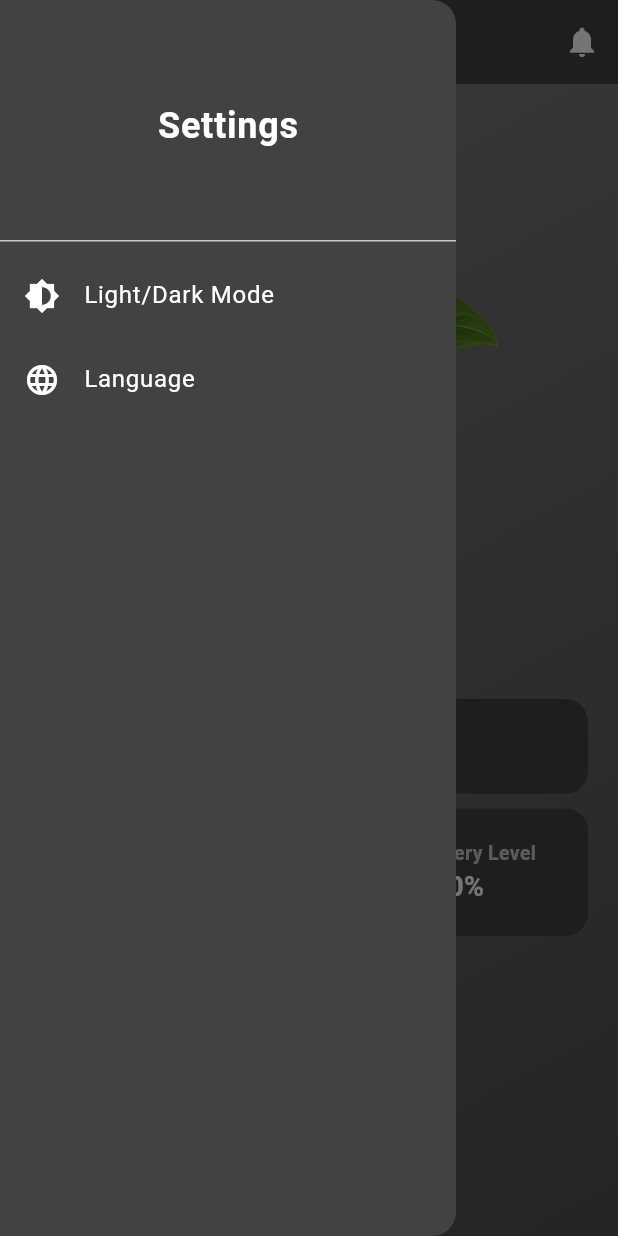
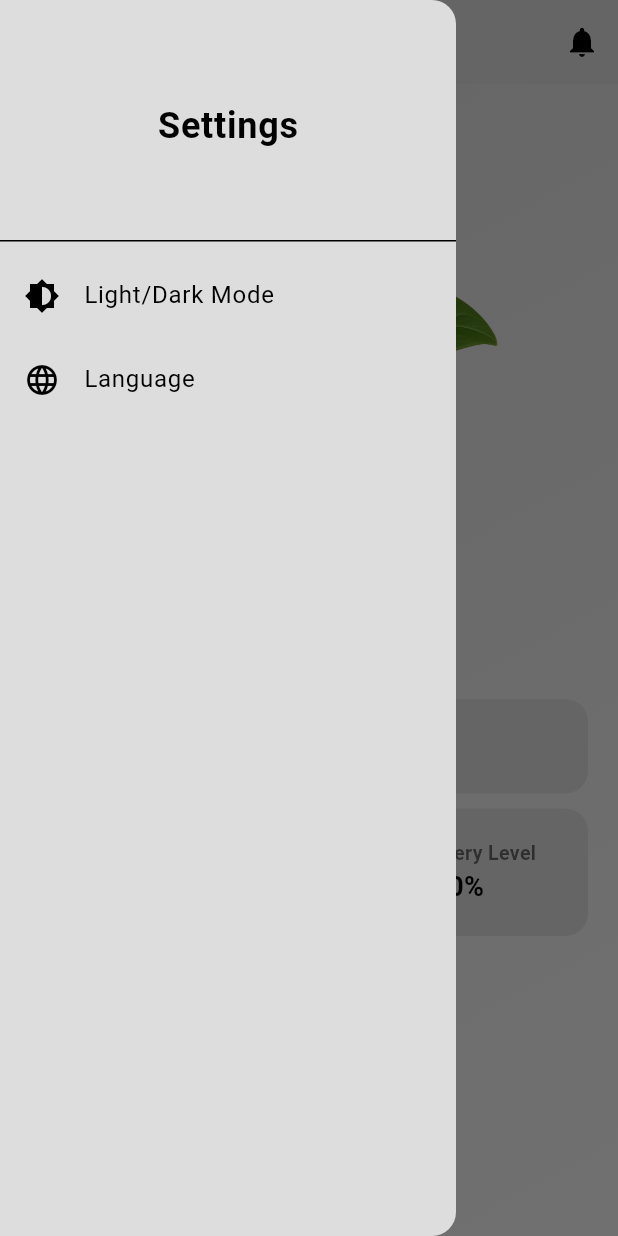
Before and after one commit to Gamdev4/PlantCare, a Flutter app: the screen it shows after launch, with the side drawer open, on a phone screen of 412 x 824 dp. Run offline on Flutter 3.47's test engine with Material 3 defaults, Android fonts, the phone set to English and light mode, and no system bars; our stand-ins replace flutter_riverpod.

Commit message:
feat: Add theme switching functionality

```diff
--- a/lib/main.dart
+++ b/lib/main.dart
@@ -6,6 +6,8 @@ import 'package:namer_app/l10n/app_localizations.dart';
 import 'package:namer_app/l10n/l10n.dart';
 import 'package:namer_app/pages/home_page.dart';
 import 'package:namer_app/providers/locale_provider.dart';
+import 'package:namer_app/providers/theme_provider.dart';
+import 'package:namer_app/theme/theme.dart';
 
 void main() {
   runApp(const ProviderScope(child: PlantCareApp()));
@@ -14,9 +16,21 @@ void main() {
 class PlantCareApp extends ConsumerWidget {
   const PlantCareApp({super.key});
 
+  ThemeMode _getThemeMode(AppTheme theme) {
+    switch (theme) {
+      case AppTheme.light:
+        return ThemeMode.light;
+      case AppTheme.dark:
+        return ThemeMode.dark;
+      case AppTheme.system:
+        return ThemeMode.system;
+    }
+  }
+
   @override
   Widget build(BuildContext context, WidgetRef ref) {
     final currentLocale = ref.watch(localeProvider);
+    final currentTheme = ref.watch(themeProvider);
 
     return MaterialApp(
       debugShowCheckedModeBanner: false,
@@ -30,6 +44,9 @@ class PlantCareApp extends ConsumerWidget {
       ],
       title: AppConstants.appName,
       home: HomePage(),
+      theme: lightMode,
+      darkTheme: darkMode,
+      themeMode: _getThemeMode(currentTheme),
     );
   }
 }
--- a/lib/pages/drawer/settings.dart
+++ b/lib/pages/drawer/settings.dart
@@ -2,24 +2,26 @@
 import 'package:flutter/material.dart';
 import 'package:namer_app/l10n/app_localizations.dart';
 import 'package:namer_app/pages/language_page.dart';
+import 'package:namer_app/providers/theme_provider.dart';
+import 'package:flutter_riverpod/flutter_riverpod.dart';
 
-class SettingsDrawer extends StatelessWidget {
+class SettingsDrawer extends ConsumerWidget {
   const SettingsDrawer({super.key});
 
   @override
-  Widget build(BuildContext context) {
+  Widget build(BuildContext context, WidgetRef ref) {
     return Drawer(
-      backgroundColor: Colors.grey[800],
+      backgroundColor: Theme.of(context).colorScheme.primary,
       child: Column(
         children: [
+
           // Header
-
           DrawerHeader(child:
             Center(
               child: Text(
                 AppLocalizations.of(context)!.settingsTitle,
                 style: TextStyle(
-                  color: Colors.white,
+                  color: Theme.of(context).colorScheme.onPrimary,
                   fontSize: 24,
                   fontWeight: FontWeight.bold,
                 ),
@@ -29,22 +31,23 @@ class SettingsDrawer extends StatelessWidget {
 
           // Light/Dark Mode Toggle
           ListTile(
-            leading: Icon(Icons.brightness_6, color: Colors.white),
+            leading: Icon(Icons.brightness_6, color: Theme.of(context).colorScheme.onPrimary),
             title: Text(
               AppLocalizations.of(context)!.lightDarkMode,
-              style: TextStyle(color: Colors.white),
+              style: TextStyle(color: Theme.of(context).colorScheme.onPrimary),
             ),
             onTap: () {
-              // Implement light/dark mode toggle functionality
+              final themeNotifier = ref.read(themeProvider.notifier);
+              themeNotifier.toggleTheme();
             },
           ),
 
           // Language Selection
           ListTile(
-            leading: Icon(Icons.language, color: Colors.white),
+            leading: Icon(Icons.language, color: Theme.of(context).colorScheme.onPrimary),
             title: Text(
               AppLocalizations.of(context)!.language,
-              style: TextStyle(color: Colors.white),
+              style: TextStyle(color: Theme.of(context).colorScheme.onPrimary),
             ),
             onTap: () {
               Navigator.push(
--- a/lib/pages/home_page.dart
+++ b/lib/pages/home_page.dart
@@ -18,17 +18,17 @@ class HomePage extends StatelessWidget {
       // Bar
       appBar: AppBar(
         automaticallyImplyLeading: false,
-        title: Text(AppLocalizations.of(context)!.appTitle, style: const TextStyle(
+        title: Text(AppLocalizations.of(context)!.appTitle, style: TextStyle(
           fontSize: 20,
           fontWeight: FontWeight.bold,
-          color: Colors.white,
+          color: Theme.of(context).colorScheme.onPrimary,
         ),
         ),
         centerTitle: true,
-        backgroundColor: Colors.grey[800],
+        backgroundColor: Theme.of(context).colorScheme.primary,
         leading: Builder(
           builder: (context) => IconButton(
-            icon: const Icon(Icons.settings, color: Colors.white),
+            icon: Icon(Icons.settings, color: Theme.of(context).colorScheme.onPrimary),
             onPressed: () {
              Scaffold.of(context).openDrawer();
             },
@@ -36,9 +36,9 @@ class HomePage extends StatelessWidget {
         ),
         actions: [
           IconButton(
-            icon: const Icon(
+            icon: Icon(
               Icons.notifications,
-              color: Colors.white,
+              color: Theme.of(context).colorScheme.onPrimary,
             ),
             onPressed: () {
               Navigator.push(
@@ -55,8 +55,8 @@ class HomePage extends StatelessWidget {
         decoration: BoxDecoration(
           gradient: LinearGradient(
             colors: [
-              const Color.fromARGB(255, 126, 126, 126),
-              const Color.fromARGB(255, 80, 80, 80),
+              Theme.of(context).colorScheme.primary,
+              Theme.of(context).scaffoldBackgroundColor,
             ],
             begin: Alignment.topLeft,
             end: Alignment.bottomRight,
--- /dev/null
+++ b/lib/providers/theme_provider.dart
@@ -0,0 +1,19 @@
+import 'package:flutter_riverpod/flutter_riverpod.dart';
+
+enum AppTheme { light, dark, system }
+
+class ThemeNotifier extends StateNotifier<AppTheme> {
+  ThemeNotifier() : super(AppTheme.system);
+
+  void toggleTheme() {
+    state = state == AppTheme.light ? AppTheme.dark : AppTheme.light;
+  }
+
+  void setTheme(AppTheme theme) {
+    state = theme;
+  }
+}
+
+final themeProvider = StateNotifierProvider<ThemeNotifier, AppTheme>((ref) {
+  return ThemeNotifier();
+});
--- /dev/null
+++ b/lib/theme/theme.dart
@@ -0,0 +1,25 @@
+import 'package:flutter/material.dart';
+
+ThemeData lightMode = ThemeData(
+  brightness: Brightness.light,
+  scaffoldBackgroundColor: Colors.grey.shade100,
+  colorScheme: ColorScheme.light(
+    primary: const Color.fromARGB(255, 221, 221, 221),
+    onPrimary: Colors.black,
+    primaryContainer: const Color.fromARGB(255, 230, 229, 229),
+    onPrimaryContainer: Colors.black54,
+    secondary: const Color.fromARGB(255, 207, 207, 207),
+  ),
+);
+
+ThemeData darkMode = ThemeData(
+  brightness: Brightness.dark,
+  scaffoldBackgroundColor: Colors.grey.shade900,
+  colorScheme: ColorScheme.dark(
+    primary: Colors.grey.shade800,
+    onPrimary: Colors.white,
+    primaryContainer: Colors.grey.shade700,
+    onPrimaryContainer: Colors.white70,
+    secondary: Colors.grey.shade500,
+  ),
+);
--- a/lib/widgets/batery_level.dart
+++ b/lib/widgets/batery_level.dart
@@ -8,7 +8,7 @@ class BateryLevel extends StatelessWidget {
   Widget build(BuildContext context) {
     return DecoratedBox(
       decoration: BoxDecoration(
-        color: Colors.grey[800],
+        color: Theme.of(context).colorScheme.primary,
         borderRadius: BorderRadius.circular(15.0),
       ),
       child: Padding(
@@ -19,7 +19,7 @@ class BateryLevel extends StatelessWidget {
           children: [
             Icon(
               Icons.battery_full_outlined,
-              color: Colors.white,
+              color: Theme.of(context).colorScheme.onPrimary,
               size: 24,
             ),
             const SizedBox(width: 8),
@@ -29,18 +29,18 @@ class BateryLevel extends StatelessWidget {
               children: [
                 Text(
                   AppLocalizations.of(context)!.batteryLevel,
-                  style: const TextStyle(
+                  style: TextStyle(
                     fontSize: 13,
                     fontWeight: FontWeight.bold,
-                    color: Colors.white70,
+                    color: Theme.of(context).colorScheme.onPrimaryContainer,
                   ),
                 ),
-                const Text(
+                Text(
                   "100%", // Example battery level
                   style: TextStyle(
                     fontSize: 18,
                     fontWeight: FontWeight.bold,
-                    color: Colors.white,
+                    color: Theme.of(context).colorScheme.onPrimary,
                   ),
                 ),
               ],
--- a/lib/widgets/humidity_level.dart
+++ b/lib/widgets/humidity_level.dart
@@ -8,7 +8,7 @@ class HumidityLevel extends StatelessWidget {
   Widget build(BuildContext context) {
     return DecoratedBox(
       decoration: BoxDecoration(
-        color: Colors.grey[800],
+        color: Theme.of(context).colorScheme.primary,
         borderRadius: BorderRadius.circular(15.0),
       ),
       child: Padding(
@@ -19,7 +19,7 @@ class HumidityLevel extends StatelessWidget {
           children: [
             Icon(
               Icons.water_drop,
-              color: Colors.white,
+              color: Theme.of(context).colorScheme.onPrimary,
               size: 24,
             ),
             const SizedBox(width: 8),
@@ -29,18 +29,18 @@ class HumidityLevel extends StatelessWidget {
               children: [
                 Text(
                   AppLocalizations.of(context)!.humidityLevel,
-                  style: const TextStyle(
+                  style: TextStyle(
                     fontSize: 13,
                     fontWeight: FontWeight.bold,
-                    color: Colors.white70,
+                    color: Theme.of(context).colorScheme.onPrimaryContainer,
                   ),
                 ),
-                const Text(
-                  "100%", // Example humidity level
+                Text(
+                  "100%", // Example humedity level
                   style: TextStyle(
                     fontSize: 18,
                     fontWeight: FontWeight.bold,
-                    color: Colors.white,
+                    color: Theme.of(context).colorScheme.onPrimary,
                   ),
                 ),
               ],
--- a/lib/widgets/watering_button.dart
+++ b/lib/widgets/watering_button.dart
@@ -40,7 +40,7 @@ class _WateringButtonState extends State<WateringButton> {
         child: AnimatedContainer(
           duration: const Duration(milliseconds: 200),
           decoration: BoxDecoration(
-            color: _isPressing || _isPressed ?const Color.fromARGB(255, 85, 85, 85) : Colors.grey[800],
+            color: _isPressing || _isPressed ?Theme.of(context).colorScheme.primaryContainer : Theme.of(context).colorScheme.primary,
             borderRadius: BorderRadius.circular(15.0),
           ),
           padding: const EdgeInsets.all(20.0),
@@ -50,7 +50,7 @@ class _WateringButtonState extends State<WateringButton> {
               style: TextStyle(
                 fontSize: _isPressing ? 18 : 20,
                 fontWeight: FontWeight.bold,
-                color: Colors.white,
+                color: Theme.of(context).colorScheme.onPrimary,
               ),
               child: Text(
                 _isPressed ? AppLocalizations.of(context)!.wateringPlants : AppLocalizations.of(context)!.wateringButtonText,),
```
Also changed, not shown: lib/pages/language_page.dart (+11 -11 lines), lib/pages/notifications_page.dart (+5 -5 lines).
